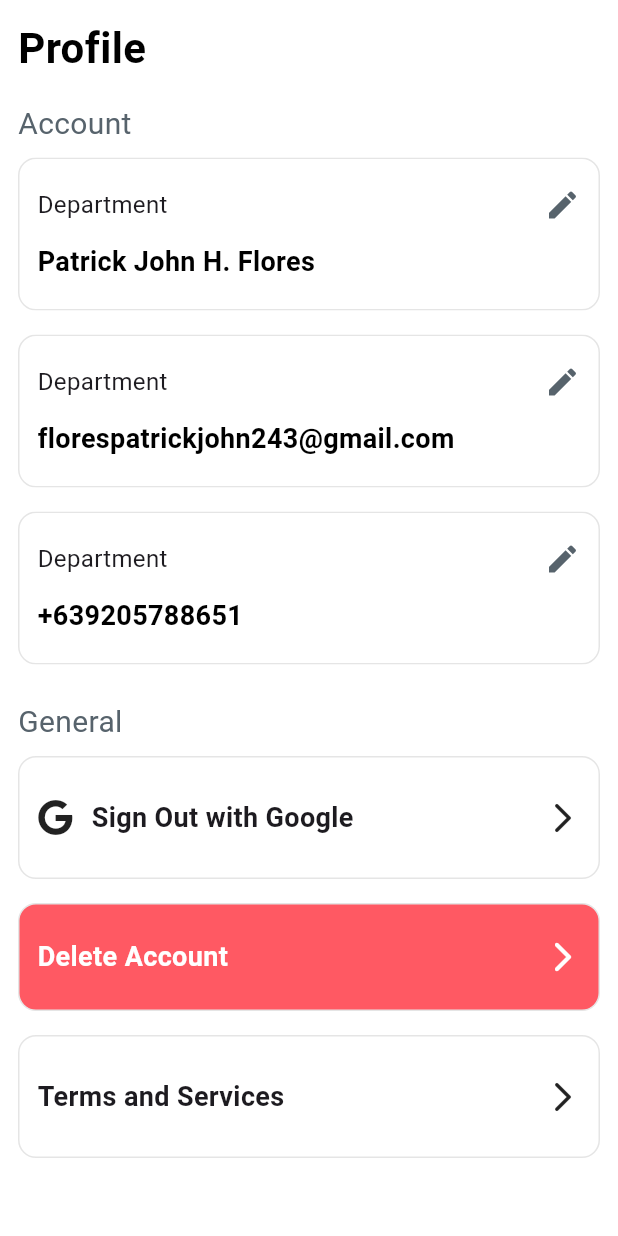
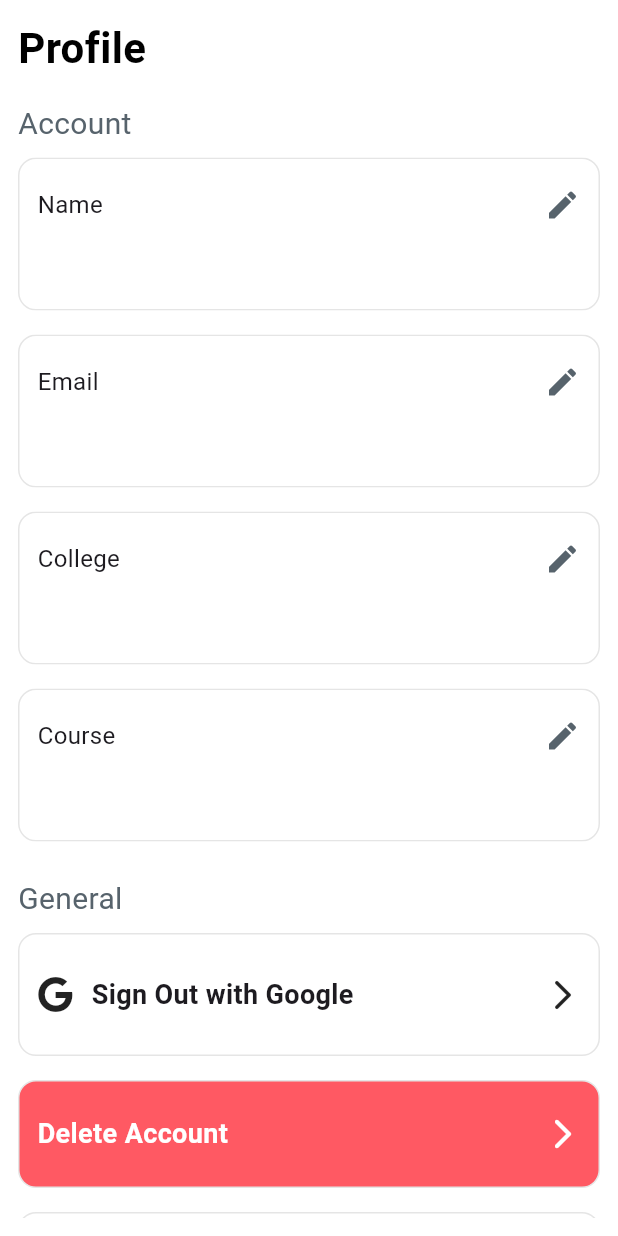
Before and after one commit to PatrickJohn243/in_turn, a Flutter app: the ProfilePage screen opened directly, after a tap on "Sign Out with Google", on a phone screen of 412 x 824 dp. Run offline on Flutter 3.47's test engine with Material 3 defaults, Android fonts, the phone set to English and light mode, and no system bars; our stand-ins replace file_picker, flutter_dotenv, font_awesome_flutter, google_sign_in, supabase_flutter; accounts and stored records are empty; network calls fail.

Commit message:
feat: add details in user profile

```diff
--- a/lib/components/info_container.dart
+++ b/lib/components/info_container.dart
@@ -43,16 +43,16 @@ class _InfoContainerState extends State<InfoContainer> {
                   mainAxisAlignment: MainAxisAlignment.spaceAround,
                   crossAxisAlignment: CrossAxisAlignment.start,
                   children: [
-                    const Row(
+                    Row(
                       mainAxisSize: MainAxisSize.max,
                       children: [
                         Expanded(
                           child: Text(
-                            'Department',
-                            style: TextStyle(fontSize: 16),
+                            widget.type,
+                            style: const TextStyle(fontSize: 16),
                           ),
                         ),
-                        Icon(
+                        const Icon(
                           Icons.edit,
                           color: AppColors.secondaryGrey,
                           size: 24.0,
--- a/lib/models/courses.dart
+++ b/lib/models/courses.dart
@@ -8,4 +8,12 @@ class Courses {
     required this.courseName,
     required this.collegeId,
   });
+
+  factory Courses.fromJson(Map<String, dynamic> json) {
+    return Courses(
+      id: json['id'],
+      courseName: json['courseName'],
+      collegeId: json['collegeId'],
+    );
+  }
 }
--- a/lib/models/users.dart
+++ b/lib/models/users.dart
@@ -1,5 +1,3 @@
-import 'package:inturn/models/colleges.dart';
-
 class Users {
   final String userId;
   final String firstName;
@@ -16,4 +14,15 @@ class Users {
     required this.course,
     required this.collegeId,
   });
+
+  factory Users.fromJson(Map<String, dynamic> json) {
+    return Users(
+      userId: json['userId'],
+      firstName: json['firstName'],
+      lastName: json['lastName'],
+      role: json['role'],
+      collegeId: json['collegeId'],
+      course: json['course'],
+    );
+  }
 }
--- a/lib/view_models/college_fetching.dart
+++ b/lib/view_models/college_fetching.dart
@@ -1,3 +1,5 @@
+import 'dart:developer';
+
 import 'package:inturn/models/colleges.dart';
 import 'package:supabase_flutter/supabase_flutter.dart';
 
@@ -15,4 +17,22 @@ class CollegeFetching {
       );
     }).toList();
   }
+
+  Future<Colleges> fetchCollege(String collegeId) async {
+    final response = await supabase
+        .from("colleges")
+        .select()
+        .eq("id", collegeId)
+        .maybeSingle();
+    log(response.toString());
+    if (response == null) {
+      throw Exception("College not found");
+    }
+
+    return Colleges(
+      id: response['id'],
+      college: response['college'],
+      description: response['description'],
+    );
+  }
 }
--- a/lib/view_models/companies_fetching.dart
+++ b/lib/view_models/companies_fetching.dart
@@ -8,7 +8,7 @@ class CompaniesFetching {
   Future<List<Companies>> fetchCompanies() async {
     try {
       final response = await supabase.from("companies").select();
-      log(response.toString());
+      // log(response.toString());
 
       return (response as List).map((company) {
         return Companies.fromJson(company);
--- a/lib/view_models/courses_fetching.dart
+++ b/lib/view_models/courses_fetching.dart
@@ -1,3 +1,5 @@
+import 'dart:developer';
+
 import 'package:inturn/models/courses.dart';
 import 'package:supabase_flutter/supabase_flutter.dart';
 
@@ -9,11 +11,22 @@ class CoursesFetching {
         await supabase.from("courses").select().eq('collegeId', collegeId);
 
     return (response as List).map((course) {
-      return Courses(
-        id: course['id'],
-        courseName: course['courseName'],
-        collegeId: course['collegeId'],
-      );
+      return Courses.fromJson(course as Map<String, dynamic>);
     }).toList();
   }
+
+  Future<Courses?> fetchCourse(String collegeId, String courseId) async {
+    try {
+      final response = await supabase
+          .from('courses')
+          .select()
+          .eq('id', courseId)
+          .eq('collegeId', collegeId)
+          .single();
+      return Courses.fromJson(response);
+    } catch (e) {
+      log("$e");
+      return null;
+    }
+  }
 }
--- a/lib/view_models/user_fetching.dart
+++ b/lib/view_models/user_fetching.dart
@@ -1,37 +1,24 @@
-// import 'package:inturn/models/colleges.dart';
-// import 'package:inturn/models/users.dart';
-// import 'package:supabase_flutter/supabase_flutter.dart';
+import 'dart:developer';
 
-// class UserFetching {
-//   final SupabaseClient supabase = Supabase.instance.client;
+import 'package:inturn/models/users.dart';
+import 'package:supabase_flutter/supabase_flutter.dart';
 
-//   Future<List<Users>> fetchAllUsers() async {
-//     final response = await supabase.from('users').select();
+class UserFetching {
+  final SupabaseClient supabase = Supabase.instance.client;
 
-//     return response
-//         .map((user) => Users(
-//               firstName: user['firstName'],
-//               lastName: user['lastName'],
-//               role: user['role'],
-//               // colleges: user['colleges'],
-//               course: user['course'],
-//               yearSection: user['yearSection'],
-//             ))
-//         .toList();
-//   }
-// }
+  Future<Users?> fetchUser(String loggedUserId) async {
+    try {
+      final response = await supabase
+          .from('users')
+          .select()
+          .eq('userId', loggedUserId)
+          .single();
 
-// class CollegeFetching {
-//   final SupabaseClient _client = Supabase.instance.client;
-
-//   Future<List<Colleges>> fetchAllColleges() async {
-//     final response = await _client.from('colleges').select();
-
-//     return response
-//         .map((college) => Colleges(
-//               college: college['college'],
-//               description: college['description'],
-//             ))
-//         .toList();
-//   }
-// }
+      log(response.toString());
+      return Users.fromJson(response);
+    } catch (e) {
+      log('$e');
+      return null;
+    }
+  }
+}
--- a/lib/views/company_info.dart
+++ b/lib/views/company_info.dart
@@ -29,6 +29,7 @@ class _CompanyInfoState extends State<CompanyInfo> {
       child: Scaffold(
         appBar: AppBar(
           automaticallyImplyLeading: true,
+          backgroundColor: Colors.white,
         ),
         body: Padding(
           padding: const EdgeInsets.all(12),
--- a/lib/views/profile_page.dart
+++ b/lib/views/profile_page.dart
@@ -1,9 +1,17 @@
+import 'dart:developer';
+
 import 'package:flutter/material.dart';
 import 'package:inturn/components/info_container.dart';
 import 'package:inturn/main.dart';
+import 'package:inturn/models/colleges.dart';
+import 'package:inturn/models/courses.dart';
+import 'package:inturn/models/users.dart';
 import 'package:inturn/services/google_auth.dart';
 import 'package:inturn/utils/constants/app_colors.dart';
 import 'package:font_awesome_flutter/font_awesome_flutter.dart';
+import 'package:inturn/view_models/college_fetching.dart';
+import 'package:inturn/view_models/courses_fetching.dart';
+import 'package:inturn/view_models/user_fetching.dart';
 import 'package:inturn/views/auth/info_onboarding.dart';
 import 'package:inturn/views/auth/info_onboarding_pages/role_selection.dart';
 
@@ -16,6 +24,10 @@ class ProfilePage extends StatefulWidget {
 
 class _ProfilePageState extends State<ProfilePage> {
   final user = supabase.auth.currentUser;
+  var userId = '';
+  Users? userProfile;
+  Colleges? userCollege;
+  Courses? userCourse;
 
   @override
   void initState() {
@@ -25,6 +37,9 @@ class _ProfilePageState extends State<ProfilePage> {
 
   Future<void> checkIfNewUser() async {
     final currentUser = supabase.auth.currentUser;
+    setState(() {
+      userId = currentUser!.id;
+    });
 
     if (currentUser == null) return;
 
@@ -43,7 +58,24 @@ class _ProfilePageState extends State<ProfilePage> {
       }
     } else {
       if (mounted) setState(() {});
+      getUser();
     }
+  }
+
+  Future<void> getUser() async {
+    final Users? profile = await UserFetching().fetchUser(userId);
+    final Colleges collegeProfile =
+        await CollegeFetching().fetchCollege(profile!.collegeId);
+    final Courses? courseProfile =
+        await CoursesFetching().fetchCourse(profile.collegeId, profile.course);
+    setState(() {
+      if (mounted) {
+        userProfile = profile;
+        userCollege = collegeProfile;
+        userCourse = courseProfile;
+        log(userCollege.toString());
+      }
+    });
   }
 
   @override
@@ -74,17 +106,21 @@ class _ProfilePageState extends State<ProfilePage> {
                           fontSize: 20, color: AppColors.secondaryGrey),
                     ),
                   ),
-                  const InfoContainer(
+                  InfoContainer(
                     type: "Name",
-                    data: "Patrick John H. Flores",
+                    data: "${userProfile?.firstName} ${userProfile?.lastName}",
                   ),
-                  const InfoContainer(
+                  InfoContainer(
                     type: "Email",
-                    data: "florespatrickjohn243@gmail.com",
+                    data: "${user.email}",
                   ),
-                  const InfoContainer(
-                    type: "Mobile Number",
-                    data: "+639205788651",
+                  InfoContainer(
+                    type: "College",
+                    data: "${userCollege?.college}",
+                  ),
+                  InfoContainer(
+                    type: "Course",
+                    data: "${userCourse?.courseName}",
                   ),
                 ],
                 const Padding(
```
Also changed, not shown: lib/view_models/companies.dart (deleted, +0 -46 lines), pubspec.lock.
